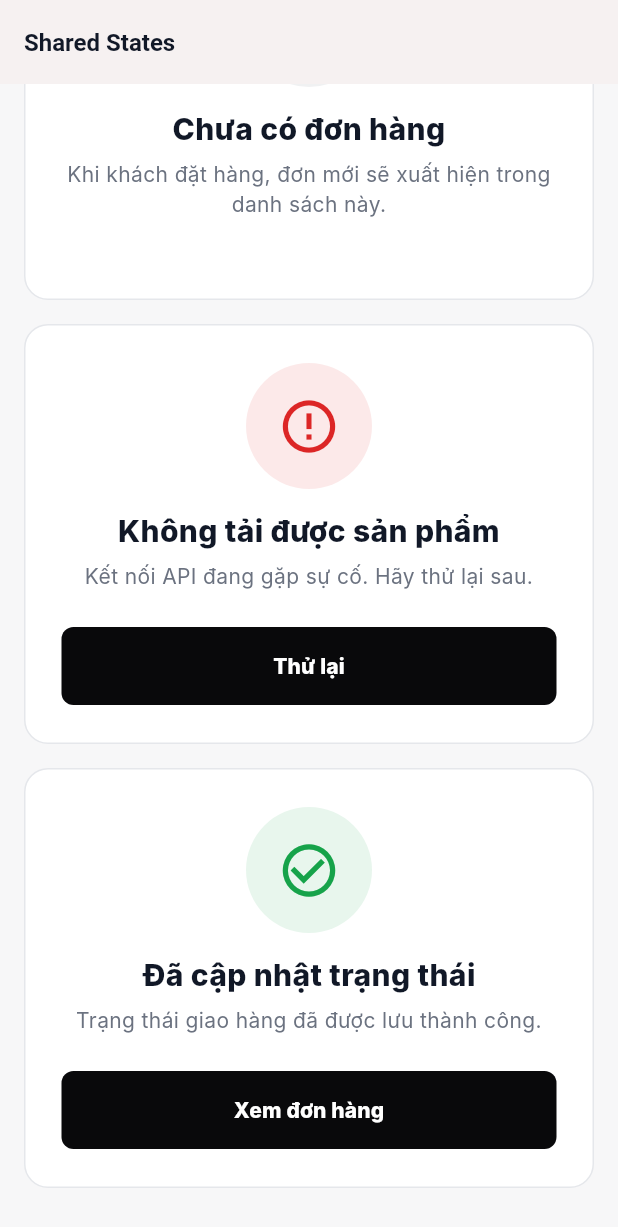
After one commit to TranVanQuyet04/Sport-shop, a Flutter app: the SharedStatesDemoPage screen opened by its route, scrolled down 555 dp, after a tap on "Xem đơn hàng", on a phone screen of 412 x 824 dp. The commit adds this screen. Shown: the top 1227 px of the screen. Run offline on Flutter 3.47's test engine with Material 3 defaults, Android fonts, the phone set to English and light mode, and no system bars; our stand-ins replace dio, flutter_riverpod, flutter_secure_storage, go_router; accounts and stored records are empty; Roboto replaces fonts that are missing (Inter).

Commit message:
Shared State Widgets

```diff
--- a/mobile/lib/app/sportshop_router.dart
+++ b/mobile/lib/app/sportshop_router.dart
@@ -48,6 +48,7 @@ import '../view/delivery_staff/failed_delivery_report_page.dart';
 import '../view/delivery_staff/shipper_account_page.dart';
 import '../view/public/guest_chat_page.dart';
 import '../view/public/not_found_page.dart';
+import '../view/public/shared_states_demo_page.dart';
 import '../view/public/unauthorized_page.dart';
 import '../view/splash/splash_page.dart';
 import '../view/shop_staff/shop_staff_confirm_orders_page.dart';
@@ -63,6 +64,7 @@ abstract final class AppRoutes {
   static const forgotPassword = '/forgot-password';
   static const resetPassword = '/reset-password';
   static const guestChat = '/guest-chat';
+  static const sharedStatesDemo = '/demo/states';
   static const unauthorized = '/unauthorized';
   static const onboarding = '/onboarding';
   static const customerHome = '/customer/home';
@@ -145,6 +147,11 @@ final sportshopRouter = GoRouter(
       path: AppRoutes.guestChat,
       name: 'guestChat',
       builder: (context, state) => const GuestChatPage(),
+    ),
+    GoRoute(
+      path: AppRoutes.sharedStatesDemo,
+      name: 'sharedStatesDemo',
+      builder: (context, state) => const SharedStatesDemoPage(),
     ),
     GoRoute(
       path: AppRoutes.unauthorized,
--- /dev/null
+++ b/mobile/lib/core/widgets/app_state.dart
@@ -0,0 +1,169 @@
+import 'package:flutter/material.dart';
+
+import '../constants/app_spacing.dart';
+import '../theme/app_colors.dart';
+import '../theme/app_text_styles.dart';
+import 'app_button.dart';
+
+class AppLoadingState extends StatelessWidget {
+  const AppLoadingState({
+    super.key,
+    this.title = 'Đang tải dữ liệu',
+    this.message = 'Vui lòng chờ trong giây lát.',
+  });
+
+  final String title;
+  final String message;
+
+  @override
+  Widget build(BuildContext context) {
+    return _StateShell(
+      icon: Icons.hourglass_empty,
+      toneColor: AppColors.info,
+      title: title,
+      message: message,
+      extra: const Padding(
+        padding: EdgeInsets.only(top: AppSpacing.lg),
+        child: SizedBox(
+          width: 28,
+          height: 28,
+          child: CircularProgressIndicator(strokeWidth: 3),
+        ),
+      ),
+    );
+  }
+}
+
+class AppEmptyState extends StatelessWidget {
+  const AppEmptyState({
+    super.key,
+    this.title = 'Chưa có dữ liệu',
+    this.message = 'Khi có dữ liệu mới, nội dung sẽ hiển thị tại đây.',
+    this.actionLabel,
+    this.onAction,
+  });
+
+  final String title;
+  final String message;
+  final String? actionLabel;
+  final VoidCallback? onAction;
+
+  @override
+  Widget build(BuildContext context) {
+    return _StateShell(
+      icon: Icons.inbox_outlined,
+      toneColor: AppColors.textSecondary,
+      title: title,
+      message: message,
+      actionLabel: actionLabel,
+      onAction: onAction,
+    );
+  }
+}
+
+class AppErrorState extends StatelessWidget {
+  const AppErrorState({
+    super.key,
+    this.title = 'Có lỗi xảy ra',
+    this.message = 'Không thể tải dữ liệu. Vui lòng thử lại.',
+    this.actionLabel = 'Thử lại',
+    this.onAction,
+  });
+
+  final String title;
+  final String message;
+  final String? actionLabel;
+  final VoidCallback? onAction;
+
+  @override
+  Widget build(BuildContext context) {
+    return _StateShell(
+      icon: Icons.error_outline,
+      toneColor: AppColors.error,
+      title: title,
+      message: message,
+      actionLabel: actionLabel,
+      onAction: onAction,
+    );
+  }
+}
+
+class AppSuccessState extends StatelessWidget {
+  const AppSuccessState({
+    super.key,
+    this.title = 'Thành công',
+    this.message = 'Thao tác của bạn đã được xử lý.',
+    this.actionLabel,
+    this.onAction,
+  });
+
+  final String title;
+  final String message;
+  final String? actionLabel;
+  final VoidCallback? onAction;
+
+  @override
+  Widget build(BuildContext context) {
+    return _StateShell(
+      icon: Icons.check_circle_outline,
+      toneColor: AppColors.success,
+      title: title,
+      message: message,
+      actionLabel: actionLabel,
+      onAction: onAction,
+    );
+  }
+}
+
+class _StateShell extends StatelessWidget {
+  const _StateShell({
+    required this.icon,
+    required this.toneColor,
+    required this.title,
+    required this.message,
+    this.actionLabel,
+    this.onAction,
+    this.extra,
+  });
+
+  final IconData icon;
+  final Color toneColor;
+  final String title;
+  final String message;
+  final String? actionLabel;
+  final VoidCallback? onAction;
+  final Widget? extra;
+
+  @override
+  Widget build(BuildContext context) {
+    return Center(
+      child: Padding(
+        padding: const EdgeInsets.all(AppSpacing.xl),
+        child: Column(
+          mainAxisSize: MainAxisSize.min,
+          children: [
+            CircleAvatar(
+              radius: 42,
+              backgroundColor: toneColor.withValues(alpha: 0.1),
+              foregroundColor: toneColor,
+              child: Icon(icon, size: 42),
+            ),
+            const SizedBox(height: AppSpacing.lg),
+            Text(title, style: AppTextStyles.title, textAlign: TextAlign.center),
+            const SizedBox(height: AppSpacing.sm),
+            Text(
+              message,
+              style: AppTextStyles.body.copyWith(color: AppColors.textSecondary),
+              textAlign: TextAlign.center,
+            ),
+            ?extra,
+            if (actionLabel != null && onAction != null) ...[
+              const SizedBox(height: AppSpacing.xl),
+              AppButton(label: actionLabel!, onPressed: onAction),
+            ],
+          ],
+        ),
+      ),
+    );
+  }
+}
--- /dev/null
+++ b/mobile/lib/view/public/shared_states_demo_page.dart
@@ -0,0 +1,71 @@
+import 'package:flutter/material.dart';
+
+import '../../core/constants/app_spacing.dart';
+import '../../core/theme/app_colors.dart';
+import '../../core/theme/app_text_styles.dart';
+import '../../core/widgets/app_state.dart';
+
+class SharedStatesDemoPage extends StatelessWidget {
+  const SharedStatesDemoPage({super.key});
+
+  @override
+  Widget build(BuildContext context) {
+    return Scaffold(
+      appBar: AppBar(title: const Text('Shared States')),
+      body: ListView(
+        padding: const EdgeInsets.all(AppSpacing.lg),
+        children: [
+          Text('State dùng chung', style: AppTextStyles.display.copyWith(fontSize: 30)),
+          const SizedBox(height: AppSpacing.sm),
+          Text(
+            'Các widget này dùng cho loading, empty, error và success trên toàn bộ app.',
+            style: AppTextStyles.body.copyWith(color: AppColors.textSecondary),
+          ),
+          const SizedBox(height: AppSpacing.xl),
+          const _PreviewCard(child: AppLoadingState()),
+          const _PreviewCard(
+            child: AppEmptyState(
+              title: 'Chưa có đơn hàng',
+              message: 'Khi khách đặt hàng, đơn mới sẽ xuất hiện trong danh sách này.',
+            ),
+          ),
+          _PreviewCard(
+            child: AppErrorState(
+              title: 'Không tải được sản phẩm',
+              message: 'Kết nối API đang gặp sự cố. Hãy thử lại sau.',
+              onAction: () {},
+            ),
+          ),
+          _PreviewCard(
+            child: AppSuccessState(
+              title: 'Đã cập nhật trạng thái',
+              message: 'Trạng thái giao hàng đã được lưu thành công.',
+              actionLabel: 'Xem đơn hàng',
+              onAction: () {},
+            ),
+          ),
+        ],
+      ),
+    );
+  }
+}
+
+class _PreviewCard extends StatelessWidget {
+  const _PreviewCard({required this.child});
+
+  final Widget child;
+
+  @override
+  Widget build(BuildContext context) {
+    return Container(
+      margin: const EdgeInsets.only(bottom: AppSpacing.lg),
+      constraints: const BoxConstraints(minHeight: 280),
+      decoration: BoxDecoration(
+        color: AppColors.surface,
+        borderRadius: BorderRadius.circular(AppRadius.xl),
+        border: Border.all(color: AppColors.border),
+      ),
+      child: child,
+    );
+  }
+}
```
